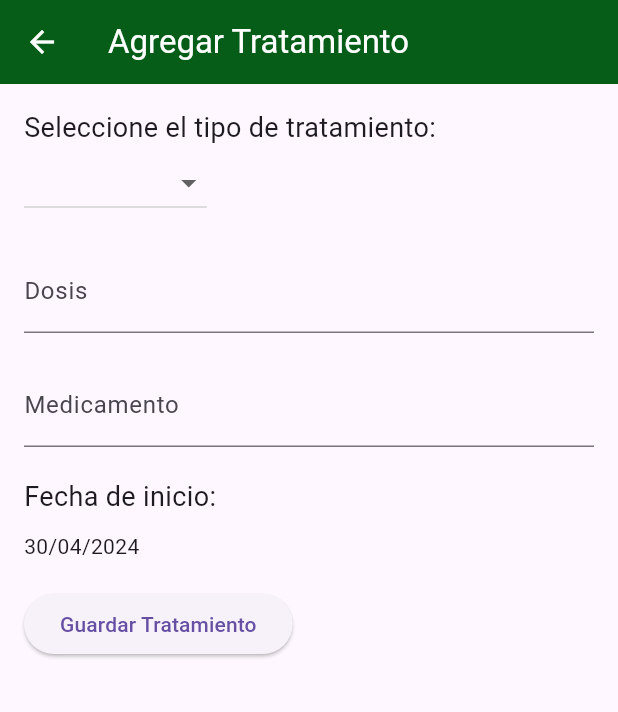
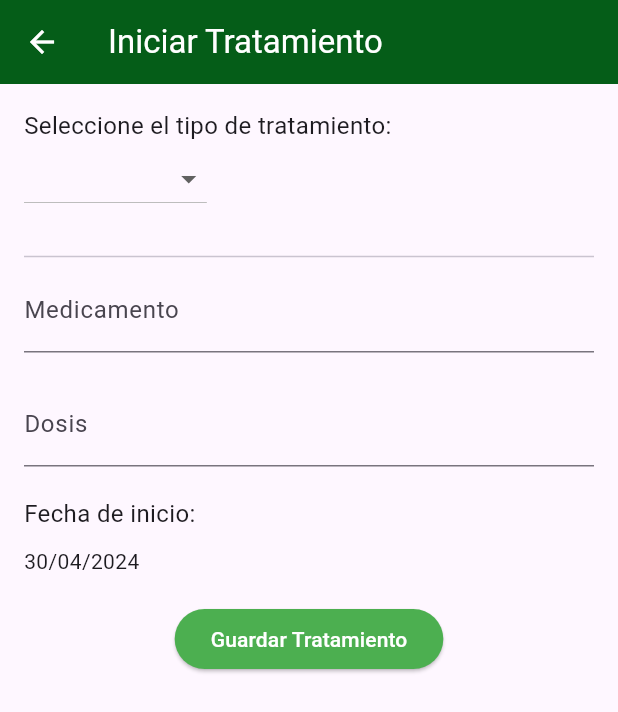
Before and after one commit to DJoseRodriguezM/proyecto-final, a Flutter app: the VerTratamientosPage screen opened directly with empty values, after a tap on the "add" icon, on a phone screen of 412 x 824 dp. Shown: the top 712 px of the screen. Run offline on Flutter 3.47's test engine with Material 3 defaults, Android fonts, the phone set to English and light mode, and no system bars; our stand-ins replace cloud_firestore, firebase_auth, firebase_core, firebase_storage, google_sign_in, image_picker and 1 more; accounts and stored records are empty.

Commit message:
Cambios Tratamiento
Cambios minimos

```diff
--- a/descendencia/lib/pantallas/components/VerTratamientosPage.dart
+++ b/descendencia/lib/pantallas/components/VerTratamientosPage.dart
@@ -29,7 +29,9 @@ class VerTratamientosPage extends StatelessWidget {
           ),
         ],
       ),
-      body: StreamBuilder(
+      body: Padding(
+        padding: const EdgeInsets.all(16.0),
+        child: StreamBuilder(
           stream: FirebaseFirestore.instance
               .collection('tratamientos')
               .where('BovinoId', isEqualTo: bovinoId)
@@ -44,21 +46,41 @@ class VerTratamientosPage extends StatelessWidget {
               if (tratamientos.isEmpty) {
                 return Center(
                   child:
-                      Text('No hay tratamientos registrados para este bovino'));
+                      Text('No hay tratamientos registrados para este bovino'),
+                );
               } else {
                 return ListView.builder(
                   itemCount: tratamientos.length,
                   itemBuilder: (context, index) {
                     final tratamiento = tratamientos[index];
-                  return ListTile(
+                    return Dismissible(
+                      key: Key(tratamiento.id),
+                      background: Container(
+                        color: Colors.red,
+                        alignment: Alignment.centerRight,
+                        padding: EdgeInsets.only(right: 20.0),
+                        child: Icon(Icons.delete, color: Colors.white),
+                      ),
+                      onDismissed: (direction) {
+                        // Implementar la lógica para eliminar el tratamiento
+                        // Utiliza la referencia del documento para eliminarlo
+                        FirebaseFirestore.instance
+                            .collection('tratamientos')
+                            .doc(tratamiento.id)
+                            .delete();
+                      },
+                      child: ListTile(
+                        leading: CircleAvatar(),
                         title: Text('Tratamiento: ${tratamiento['Nombre']}'),
                         subtitle: Column(
-                      crossAxisAlignment: CrossAxisAlignment.center,
+                          crossAxisAlignment: CrossAxisAlignment.start,
                           children: [
                             Text('Dosis: ${tratamiento['Dosis']}'),
-                        Text('Fecha: ${tratamiento['Fecha']}'),
+                            Text(
+                                'Fecha: ${DateFormat('dd/MM/yyyy').format(tratamiento['Fecha'].toDate())}'),
                             Text('Medicamento: ${tratamiento['Medicamento']}'),
                           ],
+                        ),
                       ),
                     );
                   },
@@ -66,6 +88,7 @@ class VerTratamientosPage extends StatelessWidget {
               }
             }
           },
+        ),
       ),
     );
   }
@@ -92,18 +115,20 @@ class _DetalleBovinoPageState extends State<DetalleBovinoPage> {
     'Mastitis',
     'Coccidiosis',
     'Neumonía',
-    // Jose si sabes mas ponelas aqui
+    // Agrega más tratamientos si es necesario
   ];
 
   @override
   Widget build(BuildContext context) {
     return Scaffold(
       appBar: AppBar(
-        title: const Text('Agregar Tratamiento'),
+        title: const Text('Iniciar Tratamiento'),
         backgroundColor: const Color.fromARGB(255, 5, 93, 24),
         foregroundColor: Colors.white,
       ),
-      body: Padding(
+      body: SingleChildScrollView(
+        // Envuelve el contenido con SingleChildScrollView
+        child: Padding(
           padding: const EdgeInsets.all(16.0),
           child: Form(
             key: _formKey,
@@ -112,7 +137,7 @@ class _DetalleBovinoPageState extends State<DetalleBovinoPage> {
               children: [
                 Text(
                   'Seleccione el tipo de tratamiento:',
-                style: TextStyle(fontSize: 18),
+                  style: TextStyle(fontSize: 16),
                 ),
                 DropdownButton<String>(
                   value: _selectedTratamiento.isNotEmpty
@@ -131,6 +156,16 @@ class _DetalleBovinoPageState extends State<DetalleBovinoPage> {
                   }).toList(),
                 ),
                 SizedBox(height: 20),
+                Divider(),
+                TextFormField(
+                  decoration: InputDecoration(labelText: 'Medicamento'),
+                  onChanged: (value) {
+                    setState(() {
+                      _medicamento = value;
+                    });
+                  },
+                ),
+                SizedBox(height: 20),
                 TextFormField(
                   decoration: InputDecoration(labelText: 'Dosis'),
                   onChanged: (value) {
@@ -140,18 +175,9 @@ class _DetalleBovinoPageState extends State<DetalleBovinoPage> {
                   },
                 ),
                 SizedBox(height: 20),
-              TextFormField(
-                decoration: InputDecoration(labelText: 'Medicamento'),
-                onChanged: (value) {
-                  setState(() {
-                    _medicamento = value;
-                  });
-                },
-              ),
-              SizedBox(height: 20),
                 Text(
                   'Fecha de inicio:',
-                style: TextStyle(fontSize: 18),
+                  style: TextStyle(fontSize: 16),
                 ),
                 SizedBox(height: 10),
                 InkWell(
@@ -162,15 +188,22 @@ class _DetalleBovinoPageState extends State<DetalleBovinoPage> {
                   ),
                 ),
                 SizedBox(height: 18),
-              ElevatedButton(
+                Center(
+                  child: ElevatedButton(
                     onPressed: () {
                       if (_formKey.currentState!.validate()) {
                         _guardarTratamiento();
                       }
                     },
                     child: Text('Guardar Tratamiento'),
+                    style: ElevatedButton.styleFrom(
+                      foregroundColor: Colors.white,
+                      backgroundColor: Colors.green,
+                    ),
+                  ),
                 ),
               ],
+            ),
           ),
         ),
       ),
```
Also changed, not shown: descendencia/lib/pantallas/components/tratamientos_page.dart (+16 -17 lines). Lines whose indentation alone changed are shown as unchanged.
